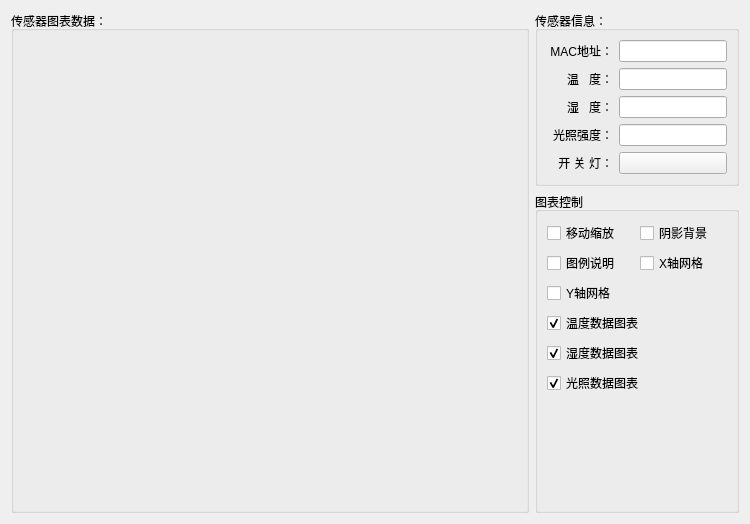
This is sensordata.ui in hzqgogogo/IntelligentGreenHouse as Qt 5 draws it before an edit. The edited form follows.
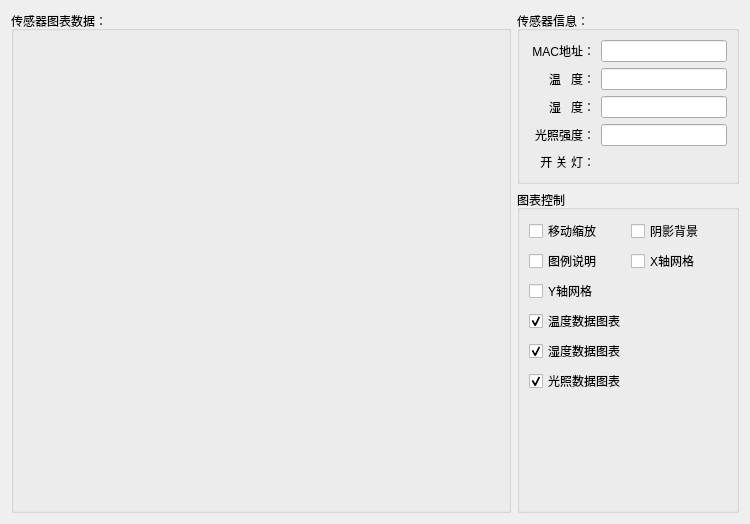
This is the edited form. Icons and pictures are not drawn. Custom widgets are drawn as their Qt base class.

Patch:
```diff
--- a/sensordata.ui
+++ b/sensordata.ui
@@ -50,36 +50,17 @@
       <string>传感器信息：</string>
      </property>
      <layout class="QGridLayout" name="gridLayout">
-      <item row="4" column="0">
-       <widget class="QLabel" name="label_5">
+      <item row="0" column="0">
+       <widget class="QLabel" name="label">
         <property name="text">
-         <string>开 关 灯：</string>
+         <string> MAC地址：</string>
         </property>
         <property name="alignment">
          <set>Qt::AlignRight|Qt::AlignTrailing|Qt::AlignVCenter</set>
         </property>
        </widget>
       </item>
-      <item row="3" column="0">
-       <widget class="QLabel" name="label_4">
-        <property name="text">
-         <string>光照强度：</string>
-        </property>
-        <property name="alignment">
-         <set>Qt::AlignRight|Qt::AlignTrailing|Qt::AlignVCenter</set>
-        </property>
-       </widget>
-      </item>
-      <item row="3" column="1">
-       <widget class="QLineEdit" name="le_light"/>
-      </item>
-      <item row="2" column="1">
-       <widget class="QLineEdit" name="le_humidity"/>
-      </item>
-      <item row="1" column="1">
-       <widget class="QLineEdit" name="le_temperature"/>
-      </item>
-      <item row="0" column="1">
+      <item row="0" column="1" colspan="2">
        <widget class="QLineEdit" name="le_mac"/>
       </item>
       <item row="1" column="0">
@@ -92,6 +73,9 @@
         </property>
        </widget>
       </item>
+      <item row="1" column="1" colspan="2">
+       <widget class="QLineEdit" name="le_temperature"/>
+      </item>
       <item row="2" column="0">
        <widget class="QLabel" name="label_3">
         <property name="text">
@@ -102,10 +86,26 @@
         </property>
        </widget>
       </item>
-      <item row="0" column="0">
-       <widget class="QLabel" name="label">
+      <item row="2" column="1" colspan="2">
+       <widget class="QLineEdit" name="le_humidity"/>
+      </item>
+      <item row="3" column="0">
+       <widget class="QLabel" name="label_4">
         <property name="text">
-         <string> MAC地址：</string>
+         <string>光照强度：</string>
+        </property>
+        <property name="alignment">
+         <set>Qt::AlignRight|Qt::AlignTrailing|Qt::AlignVCenter</set>
+        </property>
+       </widget>
+      </item>
+      <item row="3" column="1" colspan="2">
+       <widget class="QLineEdit" name="le_light"/>
+      </item>
+      <item row="4" column="0">
+       <widget class="QLabel" name="label_5">
+        <property name="text">
+         <string>开 关 灯：</string>
         </property>
         <property name="alignment">
          <set>Qt::AlignRight|Qt::AlignTrailing|Qt::AlignVCenter</set>
@@ -113,18 +113,54 @@
        </widget>
       </item>
       <item row="4" column="1">
-       <widget class="QPushButton" name="btn_switch">
+       <widget class="QPushButton" name="btnSwitch">
         <property name="sizePolicy">
          <sizepolicy hsizetype="Minimum" vsizetype="Fixed">
           <horstretch>0</horstretch>
           <verstretch>0</verstretch>
          </sizepolicy>
         </property>
+        <property name="minimumSize">
+         <size>
+          <width>40</width>
+          <height>20</height>
+         </size>
+        </property>
+        <property name="styleSheet">
+         <string notr="true">background: transparent;
+border:0px;</string>
+        </property>
         <property name="text">
          <string/>
         </property>
+        <property name="icon">
+         <iconset resource="other/rc.qrc">
+          <normaloff>:/image/switch_off.png</normaloff>:/image/switch_off.png</iconset>
+        </property>
+        <property name="iconSize">
+         <size>
+          <width>40</width>
+          <height>40</height>
+         </size>
+        </property>
+        <property name="flat">
+         <bool>true</bool>
+        </property>
        </widget>
       </item>
+      <item row="4" column="2">
+       <spacer name="horizontalSpacer">
+        <property name="orientation">
+         <enum>Qt::Horizontal</enum>
+        </property>
+        <property name="sizeHint" stdset="0">
+         <size>
+          <width>80</width>
+          <height>20</height>
+         </size>
+        </property>
+       </spacer>
+      </item>
      </layout>
     </widget>
    </item>
```
Left out of the diff: 4 changed lines with no effect on the pictures.
